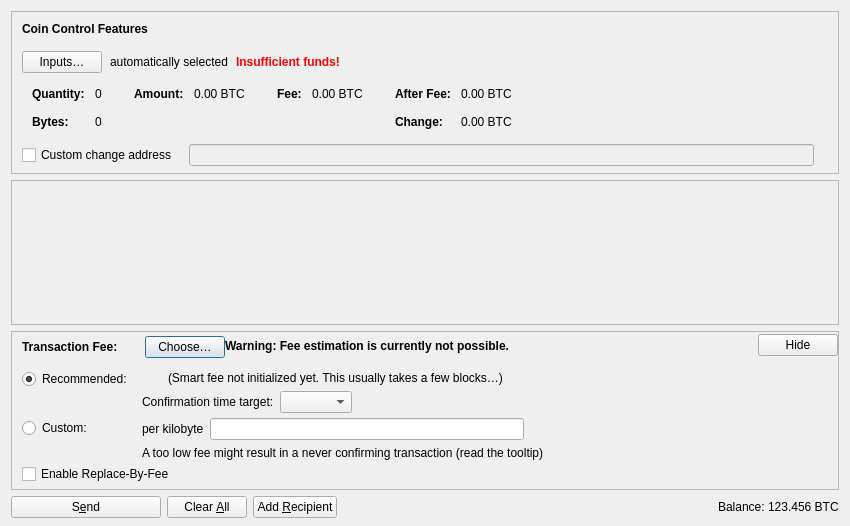
Above: src/qt/forms/sendcoinsdialog.ui from andaluzcoin/andaluzcoin before the change. Below: the same form after it.
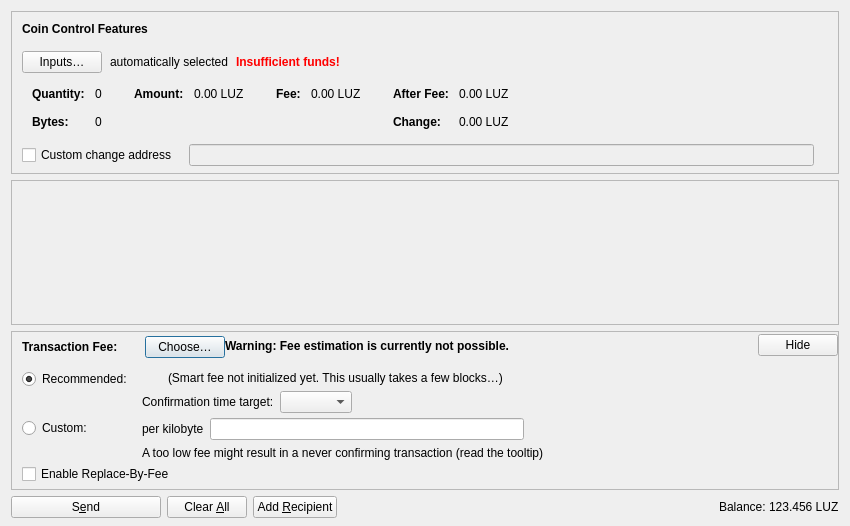
That is the form after the change. Icons and pictures are not drawn. Custom widgets are drawn as their Qt base class.

Diff of the .ui file:
```diff
--- a/src/qt/forms/sendcoinsdialog.ui
+++ b/src/qt/forms/sendcoinsdialog.ui
@@ -327,7 +327,7 @@
                   <enum>Qt::ActionsContextMenu</enum>
                  </property>
                  <property name="text">
-                  <string notr="true">0.00 BTC</string>
+                  <string notr="true">0.00 LUZ</string>
                  </property>
                  <property name="textInteractionFlags">
                   <set>Qt::LinksAccessibleByMouse|Qt::TextSelectableByKeyboard|Qt::TextSelectableByMouse</set>
@@ -378,7 +378,7 @@
                   <enum>Qt::ActionsContextMenu</enum>
                  </property>
                  <property name="text">
-                  <string notr="true">0.00 BTC</string>
+                  <string notr="true">0.00 LUZ</string>
                  </property>
                  <property name="textInteractionFlags">
                   <set>Qt::LinksAccessibleByMouse|Qt::TextSelectableByKeyboard|Qt::TextSelectableByMouse</set>
@@ -432,7 +432,7 @@
                   <enum>Qt::ActionsContextMenu</enum>
                  </property>
                  <property name="text">
-                  <string notr="true">0.00 BTC</string>
+                  <string notr="true">0.00 LUZ</string>
                  </property>
                  <property name="textInteractionFlags">
                   <set>Qt::LinksAccessibleByMouse|Qt::TextSelectableByKeyboard|Qt::TextSelectableByMouse</set>
@@ -461,7 +461,7 @@
                   <enum>Qt::ActionsContextMenu</enum>
                  </property>
                  <property name="text">
-                  <string notr="true">0.00 BTC</string>
+                  <string notr="true">0.00 LUZ</string>
                  </property>
                  <property name="textInteractionFlags">
                   <set>Qt::LinksAccessibleByMouse|Qt::TextSelectableByKeyboard|Qt::TextSelectableByMouse</set>
@@ -1191,7 +1191,7 @@
           <cursorShape>IBeamCursor</cursorShape>
          </property>
          <property name="text">
-          <string notr="true">123.456 BTC</string>
+          <string notr="true">123.456 LUZ</string>
          </property>
          <property name="textInteractionFlags">
           <set>Qt::LinksAccessibleByMouse|Qt::TextSelectableByKeyboard|Qt::TextSelectableByMouse</set>
```
Left out of the diff: 2 changed lines with no effect on the pictures.
